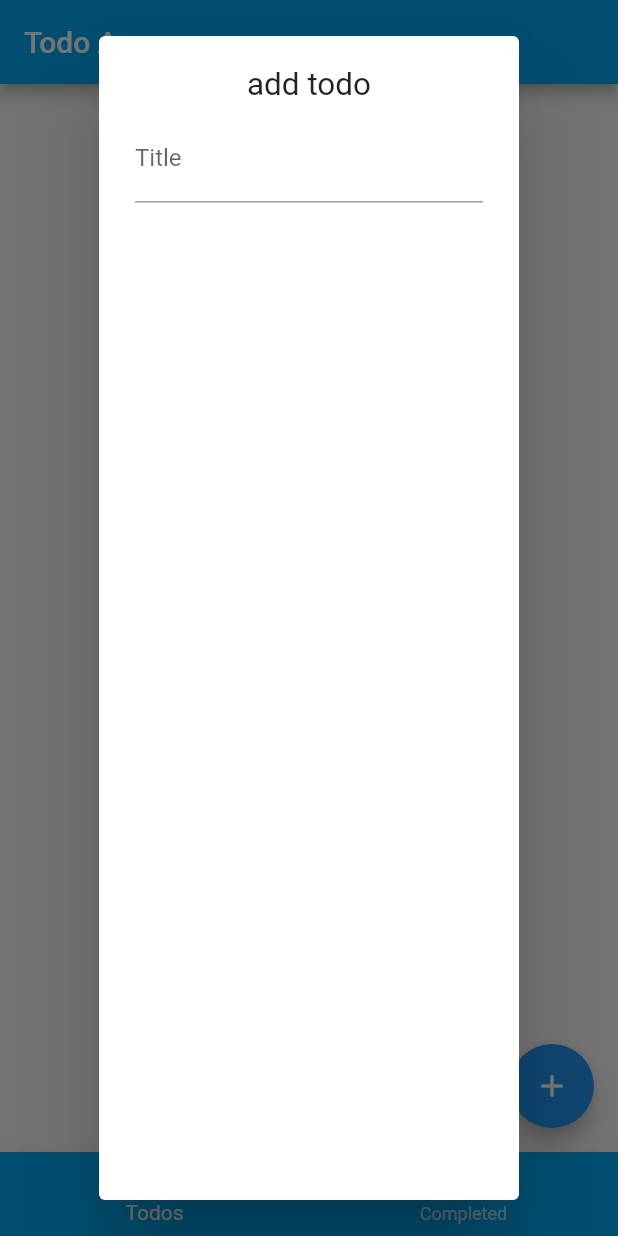
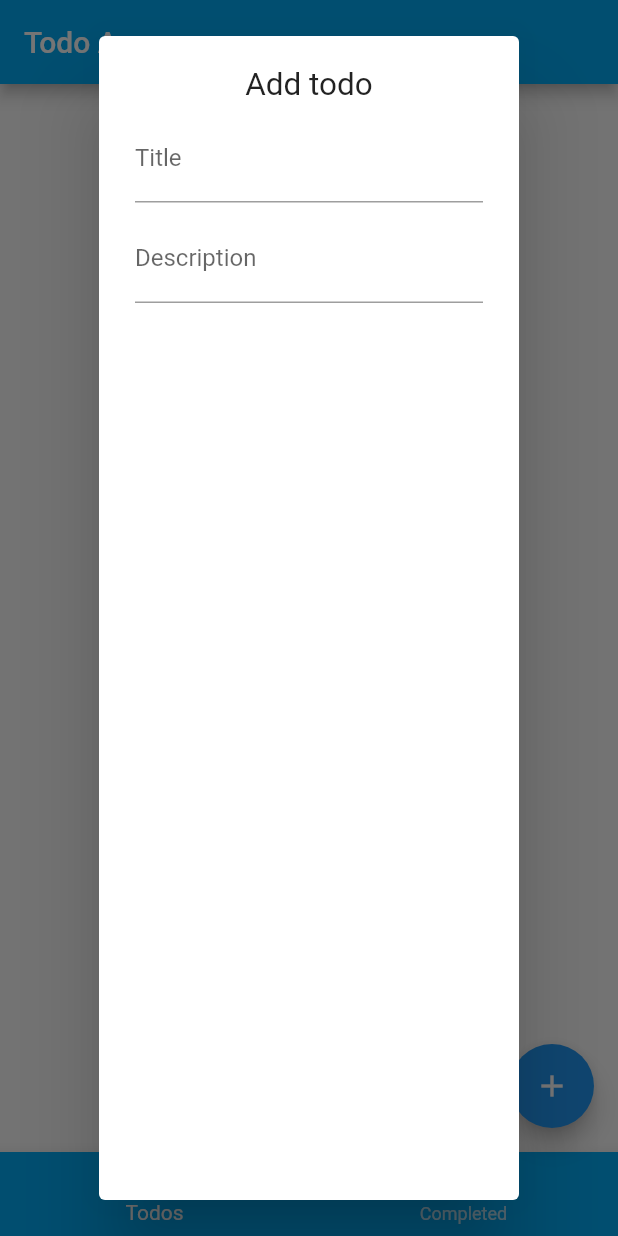
Before and after one commit to Amugt/Todo-App, a Flutter app: the screen it shows after launch, after a tap on the "add" icon, on a phone screen of 412 x 824 dp. Run offline on Flutter 3.47's test engine with Material 2 defaults, Android fonts, the phone set to English and light mode, and no system bars.

Commit message:
some edit

```diff
--- a/lib/main.dart
+++ b/lib/main.dart
@@ -1,5 +1,6 @@
 import 'package:flutter/material.dart';
 import 'package:todo_app/pages/homepage.dart';
+
 
 void main() {
   runApp(const MyApp());
--- a/lib/widgets/addtodoDialog.dart
+++ b/lib/widgets/addtodoDialog.dart
@@ -21,7 +21,7 @@ class _addtodoDialogState extends State<addtodoDialog> {
    content: Column(
     mainAxisAlignment: MainAxisAlignment.start,
     children: [
-      Text("add todo",
+      Text("Add todo",
       style: TextStyle(
         fontSize: 21,
 
@@ -29,6 +29,7 @@ class _addtodoDialogState extends State<addtodoDialog> {
       ),
       const SizedBox(height: 7),
       todoform(
+
         onChangedTitle:(title)=> setState(()  => this.title=title),
         onChangedDescription:(description )=> setState(()  => this.description =description),
          onsave: (String value) {  }, key: null,
--- a/lib/widgets/todoform.dart
+++ b/lib/widgets/todoform.dart
@@ -8,7 +8,7 @@ class todoform extends StatelessWidget {
   final ValueChanged<String> onsave;
 
   const todoform({
-      Key? key,
+    Key? key,
     required this.onChangedTitle,
     required this.onChangedDescription,
     required this.onsave,
@@ -20,14 +20,32 @@ class todoform extends StatelessWidget {
           mainAxisAlignment: MainAxisAlignment.center,
           children: <Widget>[
             buildTitle(),
+            SizedBox(height: 8,),
+            buildDescription(),
           ],
         ),
       );
 
   Widget buildTitle() => (TextFormField(
+      maxLines: 1,
+        initialValue: title,
+         onChanged: onChangedTitle,
+        validator: (title) {
+          if (title!.isEmpty) {
+            return "the title cannot be empty";
+          }
+          return null;
+        },
         decoration: InputDecoration(
           border: UnderlineInputBorder(),
           labelText: "Title",
         ),
       ));
+
+  buildDescription() => (TextFormField(
+        decoration: InputDecoration(
+          border: UnderlineInputBorder(),
+          labelText: "Description",
+        ),
+      ));
 }
```
